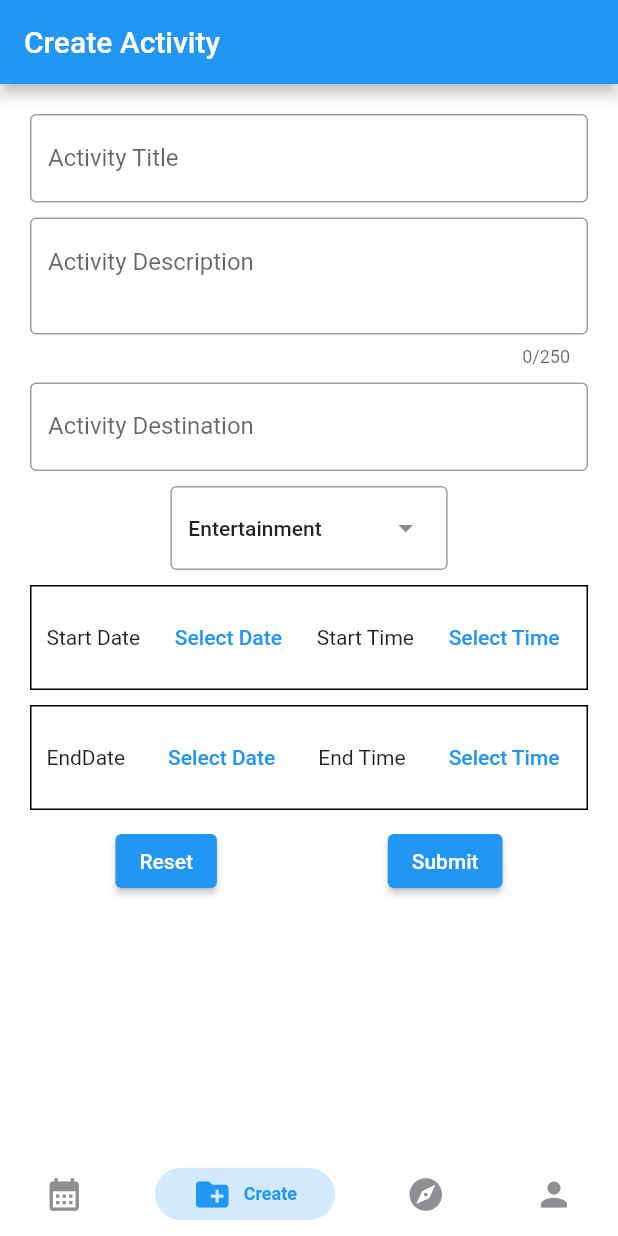
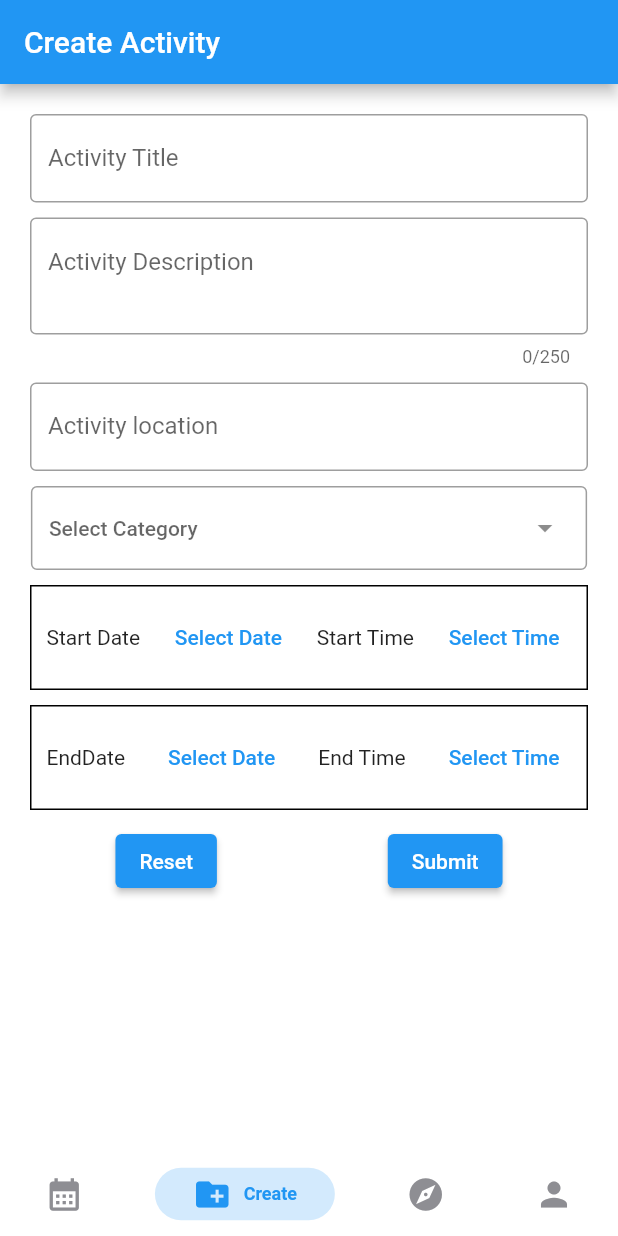
Before and after one commit to sejalpekam/Tripool-App, a Flutter app: the screen it shows after launch, item 2 of the bottom bar chosen, on a phone screen of 412 x 824 dp. Run offline on Flutter 3.47's test engine with Material 2 defaults, Android fonts, the phone set to English and light mode, and no system bars; drawn by our look-alikes of persistent_bottom_nav_bar; our stand-ins replace cloud_firestore, firebase_auth, firebase_core, flutter_dotenv, google_fonts; accounts and stored records are empty.

```diff
--- a/lib/main.dart
+++ b/lib/main.dart
@@ -4,6 +4,7 @@ import 'package:flutter/material.dart';
 // import 'package:tripool_app/screens/login.dart';
 import 'package:tripool_app/screens/auth/login_page.dart';
 import 'package:firebase_core/firebase_core.dart';
+import 'package:tripool_app/screens/auth/register_page.dart';
 import 'package:tripool_app/screens/main_page.dart';
 import 'package:flutter_dotenv/flutter_dotenv.dart';
 
--- a/lib/model/category.dart
+++ b/lib/model/category.dart
@@ -40,7 +40,7 @@ final sportsCategory = Category(
 );
 
 final otherCategory = Category(
-  categoryId: 4,
+  categoryId: 5,
   name: "Other",
   icon: Icons.circle,
 );
--- a/lib/screens/auth/register_page.dart
+++ b/lib/screens/auth/register_page.dart
@@ -366,7 +366,7 @@ class _RegisterPageState extends State<RegisterPage> {
                     GestureDetector(
                       onTap: widget.showLoginPage,
                       child: Text(
-                        ' Login Now',
+                        'Login Now',
                         style: TextStyle(
                           color: Colors.blue,
                           fontWeight: FontWeight.bold,
--- a/lib/screens/tabs/create_tab.dart
+++ b/lib/screens/tabs/create_tab.dart
@@ -2,7 +2,7 @@ import 'package:flutter/material.dart';
 import 'package:intl/intl.dart';
 
 List<String> categories = <String>[
-  'Entertainment',
+  'Event',
   'Outdoor',
   'Sports',
   'Trip',
@@ -22,7 +22,7 @@ class _CreateActivityTabState extends State<CreateActivityTab> {
 
   String title = '';
   String desc = '';
-  String destination = '';
+  String location = '';
 
   String dropdownValue = categories.first;
 
@@ -71,7 +71,7 @@ class _CreateActivityTabState extends State<CreateActivityTab> {
                   const SizedBox(height: 10),
                   buildDesc(),
                   const SizedBox(height: 10),
-                  buildDestination(),
+                  buildLocation(),
                   const SizedBox(height: 10),
                   buildCategory(),
                   const SizedBox(height: 10),
@@ -131,9 +131,9 @@ class _CreateActivityTabState extends State<CreateActivityTab> {
         onSaved: (value) => setState(() => desc = value!),
       );
 
-  Widget buildDestination() => TextFormField(
+  Widget buildLocation() => TextFormField(
         decoration: const InputDecoration(
-          labelText: 'Activity Destination',
+          labelText: 'Activity location',
           border: OutlineInputBorder(),
         ),
         autovalidateMode: AutovalidateMode.onUserInteraction,
@@ -144,7 +144,23 @@ class _CreateActivityTabState extends State<CreateActivityTab> {
             return null;
           }
         },
-        onSaved: (value) => setState(() => destination = value!),
+        onSaved: (value) => setState(() => location = value!),
+      );
+
+  Widget buildCategory() => DropdownMenu<String>(
+        width: MediaQuery.of(context).size.width * 0.9,
+        hintText: "Select Category",
+        // initialSelection: categories.first,
+        onSelected: (String? value) {
+          // This is called when the user selects an item.
+          setState(() {
+            dropdownValue = value!;
+          });
+        },
+        dropdownMenuEntries:
+            categories.map<DropdownMenuEntry<String>>((String value) {
+          return DropdownMenuEntry<String>(value: value, label: value);
+        }).toList(),
       );
 
   Widget buildStartDate(DateTime? date, TimeOfDay? time) => Container(
@@ -235,20 +251,6 @@ class _CreateActivityTabState extends State<CreateActivityTab> {
         ),
       );
 
-  Widget buildCategory() => DropdownMenu<String>(
-        initialSelection: categories.first,
-        onSelected: (String? value) {
-          // This is called when the user selects an item.
-          setState(() {
-            dropdownValue = value!;
-          });
-        },
-        dropdownMenuEntries:
-            categories.map<DropdownMenuEntry<String>>((String value) {
-          return DropdownMenuEntry<String>(value: value, label: value);
-        }).toList(),
-      );
-
   Widget buildResetButton() => Builder(
         builder: (context) => ElevatedButton(
           child: const Text('Reset'),
```
Also changed, not shown: lib/model/event.dart (+44 -47 lines), lib/widgets/event_widget.dart (+34 -17 lines).
